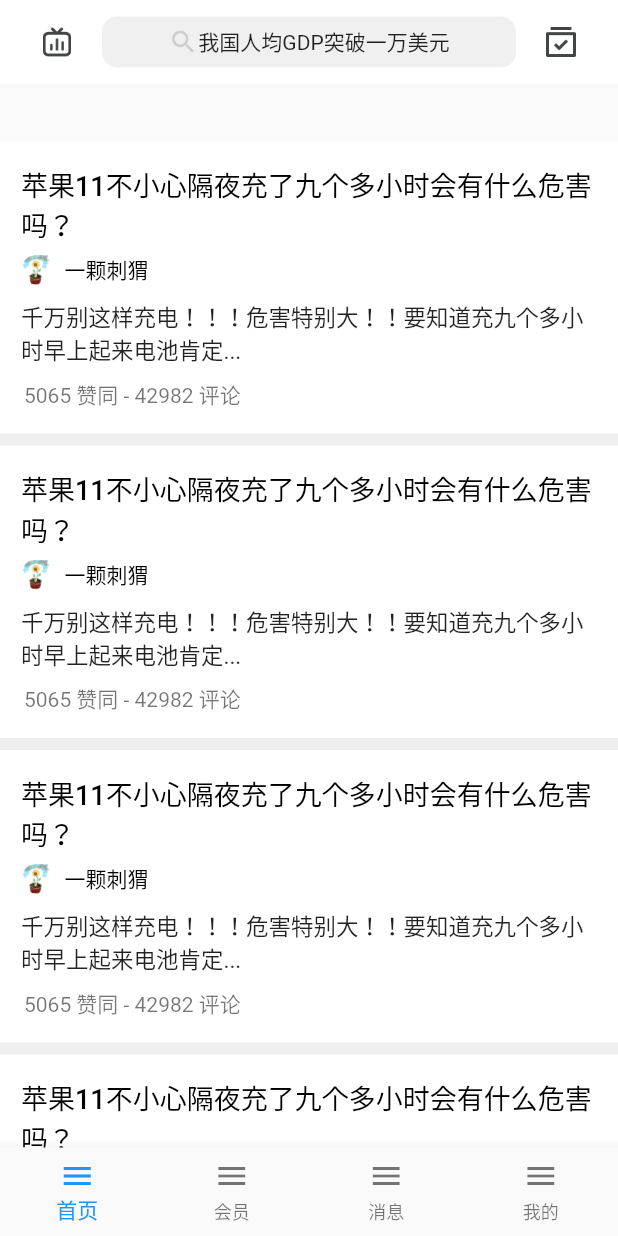
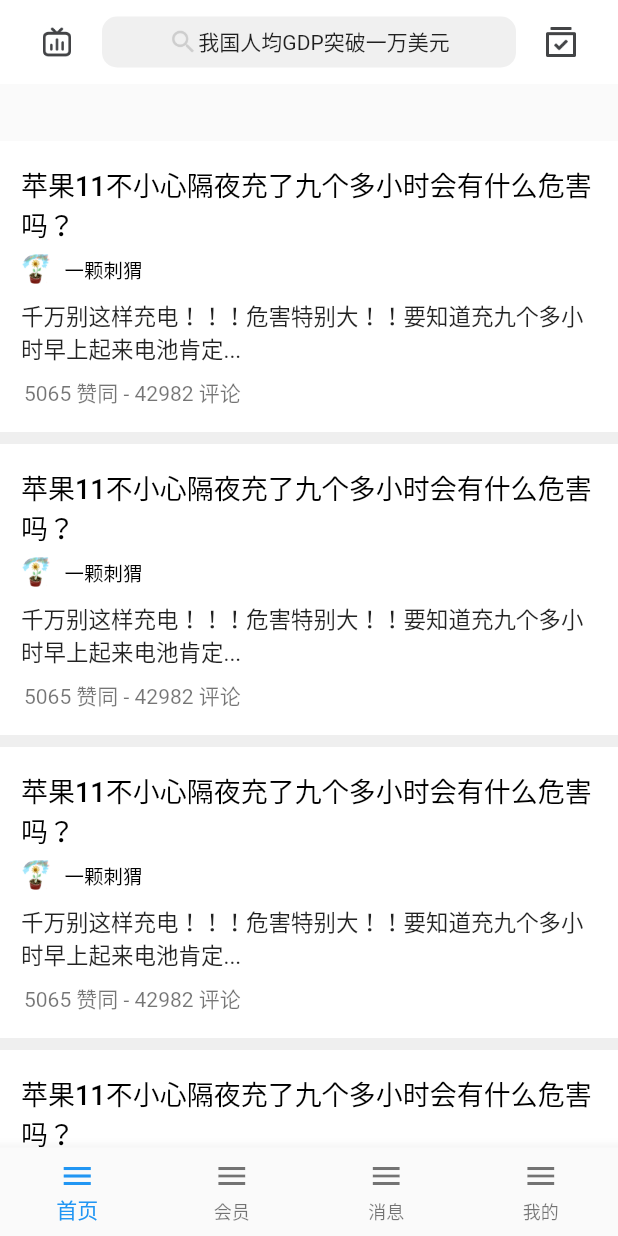
Before and after one commit to huangrui1226/zhihu, a Flutter app: the screen it shows after launch, swiped to page 2, on a phone screen of 412 x 824 dp. Run offline on Flutter 3.47's test engine with Material 2 defaults, Android fonts, the phone set to English and light mode, and no system bars.

Commit message:
修改推荐页面文字样式

```diff
--- a/lib/page/main_page/main_page_recommand_view.dart
+++ b/lib/page/main_page/main_page_recommand_view.dart
@@ -88,7 +88,8 @@ class _CellView extends StatelessWidget {
               model.username,
               style: TextStyle(
                 color: Colors.black,
-                fontWeight: FontWeight.w500,
+                fontSize: 13,
+                fontWeight: FontWeight.w400,
               ),
             ),
           ),
```
